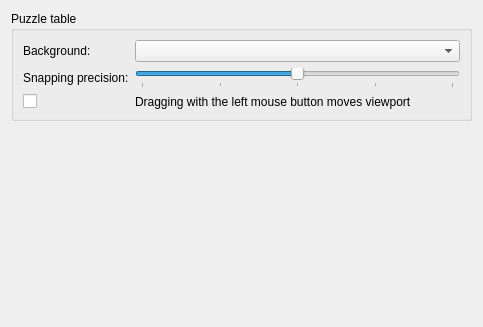
First picture: the form in palapeli/src/settings.ui, repository jsj2008/kdegames, before the edit.
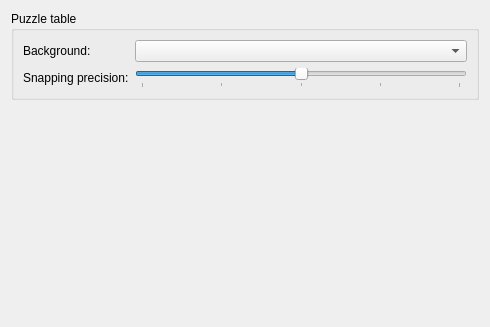
Second picture: the form after the edit. Custom widgets are drawn as their Qt base class.

Commit message:
Allow to move multiple parts at once.
Technical details:
* ShadowItem gains functionality to indicate the selection of a part.
* Parts are now selectable (in the QGV framework sense).
* The "left mouse button moves viewport" config option is sacrificed for
  a new rubberband selection.

```diff
--- a/palapeli/src/settings.ui
+++ b/palapeli/src/settings.ui
@@ -6,7 +6,7 @@
    <rect>
     <x>0</x>
     <y>0</y>
-    <width>483</width>
+    <width>490</width>
     <height>327</height>
    </rect>
   </property>
@@ -17,6 +17,9 @@
       <string>Puzzle table</string>
      </property>
      <layout class="QFormLayout" name="formLayout">
+      <property name="fieldGrowthPolicy">
+       <enum>QFormLayout::ExpandingFieldsGrow</enum>
+      </property>
       <item row="0" column="0">
        <widget class="QLabel" name="label_3">
         <property name="text">
@@ -34,6 +37,13 @@
         </property>
        </widget>
       </item>
+      <item row="1" column="0">
+       <widget class="QLabel" name="label_1">
+        <property name="text">
+         <string>Snapping precision:</string>
+        </property>
+       </widget>
+      </item>
       <item row="1" column="1">
        <widget class="QSlider" name="kcfg_SnappingPrecision">
         <property name="minimum">
@@ -59,27 +69,6 @@
         </property>
        </widget>
       </item>
-      <item row="1" column="0">
-       <widget class="QLabel" name="label_1">
-        <property name="text">
-         <string>Snapping precision:</string>
-        </property>
-       </widget>
-      </item>
-      <item row="2" column="0">
-       <widget class="QCheckBox" name="kcfg_LeftMouseButtonMovesView">
-        <property name="text">
-         <string/>
-        </property>
-       </widget>
-      </item>
-      <item row="2" column="1">
-       <widget class="QLabel" name="label_2">
-        <property name="text">
-         <string>Dragging with the left mouse button moves viewport</string>
-        </property>
-       </widget>
-      </item>
      </layout>
     </widget>
    </item>
```
The commit also changes 9 other files.
